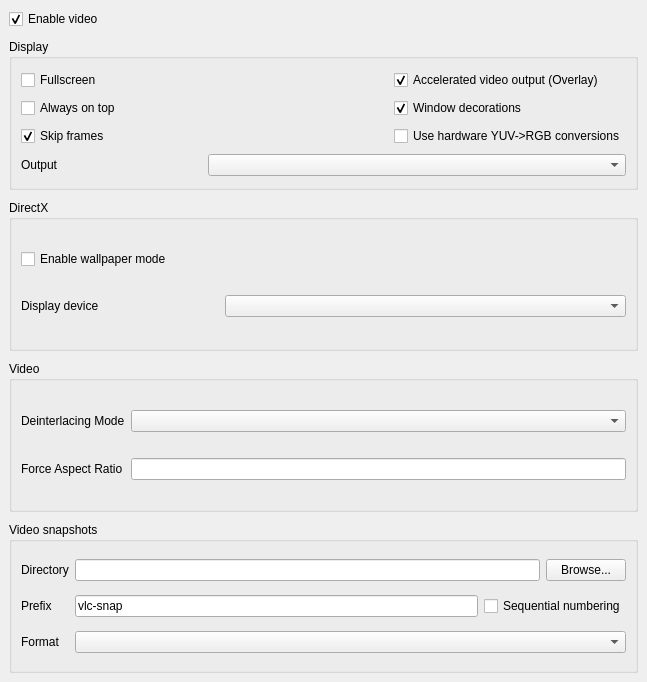
Above: modules/gui/qt4/ui/sprefs_video.ui from omunroe-com/ubtvlc before the change. Below: the same form after it.
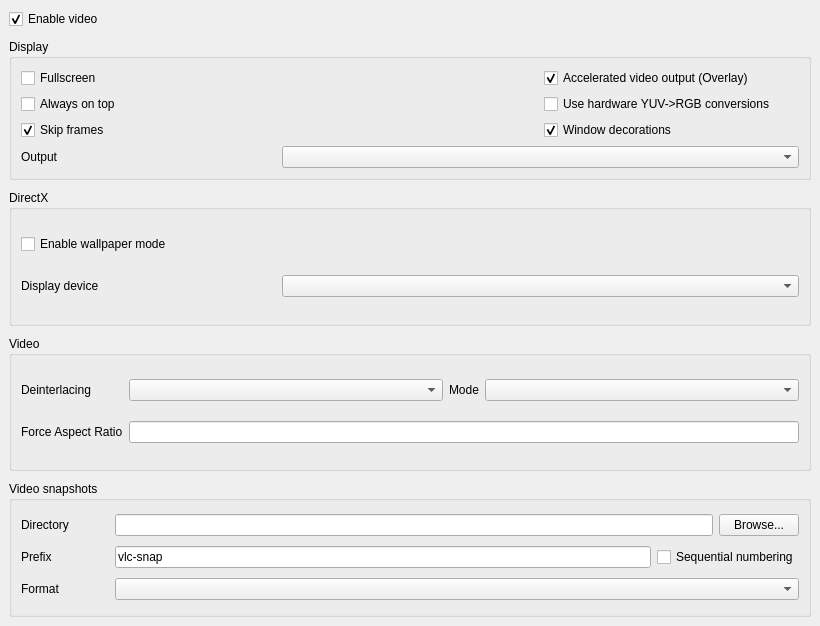
That is the form after the change.

Patch:
```diff
--- a/modules/gui/qt4/ui/sprefs_video.ui
+++ b/modules/gui/qt4/ui/sprefs_video.ui
@@ -1,13 +1,13 @@
 <ui version="4.0" >
  <author>Jean-Baptiste Kempf</author>
  <class>SPrefsVideo</class>
- <widget class="QWidget" name="SPrefsVideo" >
-  <property name="geometry" >
+ <widget class="QWidget" name="SPrefsVideo">
+  <property name="geometry">
    <rect>
     <x>0</x>
     <y>0</y>
-    <width>647</width>
-    <height>682</height>
+    <width>820</width>
+    <height>626</height>
    </rect>
   </property>
   <property name="windowTitle" >
@@ -42,36 +42,30 @@
       <property name="spacing" >
        <number>6</number>
       </property>
-      <item row="1" column="2" >
-       <widget class="QCheckBox" name="windowDecorations" >
-        <property name="text" >
-         <string>Window decorations</string>
-        </property>
-        <property name="checked" >
-         <bool>true</bool>
-        </property>
-       </widget>
-      </item>
-      <item row="0" column="0" colspan="2" >
-       <widget class="QCheckBox" name="fullscreen" >
-        <property name="text" >
+      <item row="0" column="0" colspan="2">
+       <widget class="QCheckBox" name="fullscreen">
+        <property name="text">
          <string>Fullscreen</string>
         </property>
        </widget>
       </item>
-      <item row="1" column="0" colspan="2" >
-       <widget class="QCheckBox" name="alwaysOnTop" >
-        <property name="text" >
+      <item row="2" column="0" colspan="2">
+       <widget class="QCheckBox" name="alwaysOnTop">
+        <property name="text">
          <string>Always on top</string>
         </property>
        </widget>
       </item>
-      <item row="3" column="1" colspan="2" >
-       <widget class="QComboBox" name="outputModule" />
+      <item row="5" column="1" colspan="2">
+       <widget class="QComboBox" name="outputModule">
+        <property name="maxVisibleItems">
+         <number>15</number>
+        </property>
+       </widget>
       </item>
-      <item row="3" column="0" >
-       <widget class="QLabel" name="voutLabel" >
-        <property name="text" >
+      <item row="5" column="0">
+       <widget class="QLabel" name="voutLabel">
+        <property name="text">
          <string>Output</string>
         </property>
         <property name="buddy" >
@@ -89,9 +83,9 @@
         </property>
        </widget>
       </item>
-      <item row="2" column="0" colspan="2" >
-       <widget class="QCheckBox" name="skipFrames" >
-        <property name="text" >
+      <item row="3" column="0" colspan="2">
+       <widget class="QCheckBox" name="skipFrames">
+        <property name="text">
          <string>Skip frames</string>
         </property>
         <property name="checked" >
@@ -99,10 +93,20 @@
         </property>
        </widget>
       </item>
-      <item row="2" column="2" >
-       <widget class="QCheckBox" name="hwYUVBox" >
-        <property name="text" >
-         <string>Use hardware YUV->RGB conversions</string>
+      <item row="3" column="2">
+       <widget class="QCheckBox" name="windowDecorations">
+        <property name="text">
+         <string>Window decorations</string>
+        </property>
+        <property name="checked">
+         <bool>true</bool>
+        </property>
+       </widget>
+      </item>
+      <item row="2" column="2">
+       <widget class="QCheckBox" name="hwYUVBox">
+        <property name="text">
+         <string>Use hardware YUV-&gt;RGB conversions</string>
         </property>
        </widget>
       </item>
@@ -149,14 +153,11 @@
      <property name="title" >
       <string>Video</string>
      </property>
-     <layout class="QGridLayout" name="gridLayout" >
-      <item row="0" column="1" >
-       <widget class="QComboBox" name="deinterlaceBox" />
-      </item>
-      <item row="0" column="0" >
-       <widget class="QLabel" name="deinterLabel" >
-        <property name="text" >
-         <string>Deinterlacing Mode</string>
+     <layout class="QGridLayout" name="gridLayout">
+      <item row="0" column="0">
+       <widget class="QLabel" name="deinterLabel">
+        <property name="text">
+         <string>Deinterlacing</string>
         </property>
        </widget>
       </item>
@@ -167,8 +168,41 @@
         </property>
        </widget>
       </item>
-      <item row="1" column="1" >
-       <widget class="QLineEdit" name="arLine" />
+      <item row="0" column="1">
+       <widget class="QComboBox" name="deinterlaceBox">
+        <property name="sizePolicy">
+         <sizepolicy hsizetype="Expanding" vsizetype="Fixed">
+          <horstretch>0</horstretch>
+          <verstretch>0</verstretch>
+         </sizepolicy>
+        </property>
+       </widget>
+      </item>
+      <item row="0" column="2">
+       <widget class="QLabel" name="deinterModeLabel">
+        <property name="sizePolicy">
+         <sizepolicy hsizetype="Preferred" vsizetype="Preferred">
+          <horstretch>0</horstretch>
+          <verstretch>0</verstretch>
+         </sizepolicy>
+        </property>
+        <property name="text">
+         <string>Mode</string>
+        </property>
+       </widget>
+      </item>
+      <item row="0" column="3">
+       <widget class="QComboBox" name="deinterlaceModeBox">
+        <property name="sizePolicy">
+         <sizepolicy hsizetype="Expanding" vsizetype="Fixed">
+          <horstretch>0</horstretch>
+          <verstretch>0</verstretch>
+         </sizepolicy>
+        </property>
+       </widget>
+      </item>
+      <item row="1" column="1" colspan="3">
+       <widget class="QLineEdit" name="arLine"/>
       </item>
      </layout>
     </widget>
@@ -185,12 +219,12 @@
       <property name="spacing" >
        <number>6</number>
       </property>
-      <item row="0" column="1" colspan="2" >
-       <widget class="QLineEdit" name="snapshotsDirectory" />
+      <item row="0" column="2" colspan="2">
+       <widget class="QLineEdit" name="snapshotsDirectory"/>
       </item>
-      <item row="0" column="3" >
-       <widget class="QPushButton" name="snapshotsDirectoryBrowse" >
-        <property name="text" >
+      <item row="0" column="4">
+       <widget class="QPushButton" name="snapshotsDirectoryBrowse">
+        <property name="text">
          <string>Browse...</string>
         </property>
        </widget>
@@ -215,9 +249,9 @@
         </property>
        </widget>
       </item>
-      <item row="1" column="1" >
-       <widget class="QLineEdit" name="snapshotsPrefix" >
-        <property name="text" >
+      <item row="1" column="2">
+       <widget class="QLineEdit" name="snapshotsPrefix">
+        <property name="text">
          <string>vlc-snap</string>
         </property>
        </widget>
@@ -232,16 +266,32 @@
         </property>
        </widget>
       </item>
-      <item row="2" column="1" colspan="3" >
-       <widget class="QComboBox" name="snapshotsFormat" />
+      <item row="2" column="2" colspan="3">
+       <widget class="QComboBox" name="snapshotsFormat"/>
       </item>
-      <item row="1" column="2" colspan="2" >
-       <widget class="QCheckBox" name="snapshotsSequentialNumbering" >
-        <property name="text" >
+      <item row="1" column="3" colspan="2">
+       <widget class="QCheckBox" name="snapshotsSequentialNumbering">
+        <property name="text">
          <string>Sequential numbering</string>
         </property>
        </widget>
       </item>
+      <item row="0" column="1">
+       <spacer name="horizontalSpacer">
+        <property name="orientation">
+         <enum>Qt::Horizontal</enum>
+        </property>
+        <property name="sizeType">
+         <enum>QSizePolicy::Preferred</enum>
+        </property>
+        <property name="sizeHint" stdset="0">
+         <size>
+          <width>40</width>
+          <height>20</height>
+         </size>
+        </property>
+       </spacer>
+      </item>
      </layout>
     </widget>
    </item>
```
Left out of the diff: 112 changed lines with no effect on the pictures.
